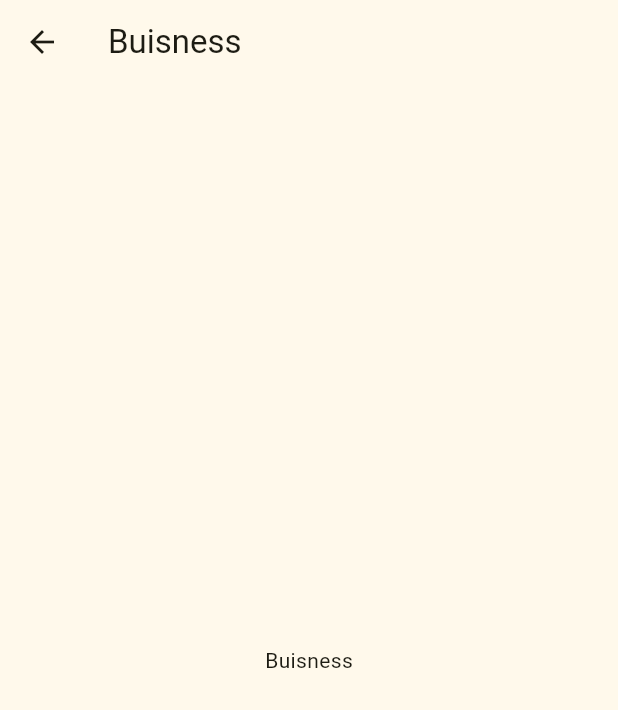
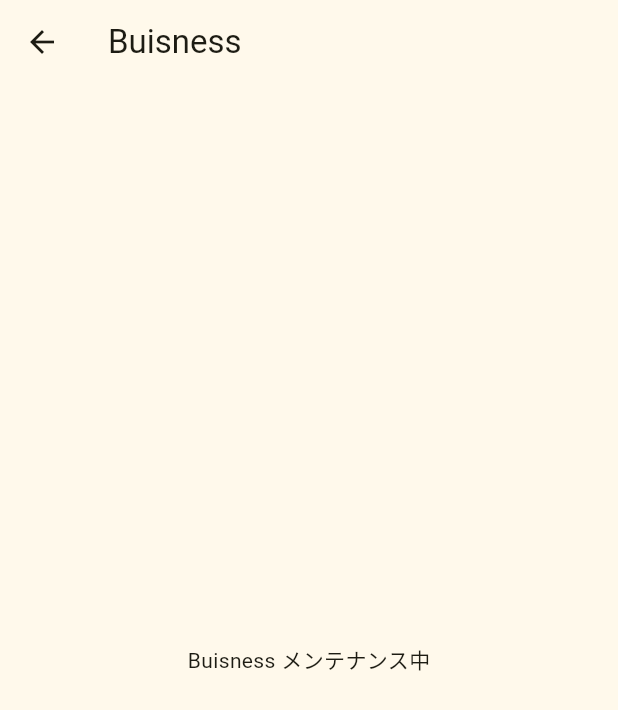
Before and after one commit to adulusman/jitak_demo, a Flutter app: the Buisness screen opened directly, on a phone screen of 412 x 824 dp. Shown: the top 710 px of the screen. Run offline on Flutter 3.47's test engine with Material 3 defaults, Android fonts, the light colour scheme and no system bars; our stand-ins replace dotted_border, google_maps_flutter; missing offline and left inert: ai_barcode_scanner, svg_flutter.

Commit message:
3rd change

```diff
--- a/lib/pages/buisness.dart
+++ b/lib/pages/buisness.dart
@@ -14,7 +14,7 @@ class _BuisnessState extends State<Buisness> {
       appBar: AppBar(
         title: const Text('Buisness'),
       ),
-      body: const Center(child: Text('Buisness')),
+      body: const Center(child: Text('Buisness メンテナンス中')),
     );
   }
 }
--- a/lib/pages/chat.dart
+++ b/lib/pages/chat.dart
@@ -14,7 +14,7 @@ class _ChatState extends State<Chat> {
       appBar: AppBar(
         title: const Text('Chat'),
       ),
-      body: const Center(child: Text('Chat')),
+      body: const Center(child: Text('Chat メンテナンス中')),
     );
   }
 }
--- a/lib/pages/edit_store.dart
+++ b/lib/pages/edit_store.dart
@@ -87,7 +87,11 @@ class _EditStoreState extends State<EditStore> {
           actions: [
             Stack(
               children: [
-                SvgPicture.asset('assets/bell.svg', height: 33),
+                GestureDetector(
+                    onTap: () {
+                      customSnackbar(context, '近日公開...');
+                    },
+                    child: SvgPicture.asset('assets/bell.svg', height: 33)),
                 const Positioned(
                   right: 0,
                   child: CircleAvatar(
--- a/lib/pages/profile.dart
+++ b/lib/pages/profile.dart
@@ -14,7 +14,7 @@ class _ProfileState extends State<Profile> {
       appBar: AppBar(
         title: const Text('Profile'),
       ),
-      body: const Center(child: Text('Profile')),
+      body: const Center(child: Text('Profile メンテナンス中')),
     );
   }
 }
--- a/lib/widgets/custom_snackbar.dart
+++ b/lib/widgets/custom_snackbar.dart
@@ -19,7 +19,7 @@ void customSnackbar(
                 ? Colors.red
                 : isWarning
                     ? Colors.amber
-                    : const Color(0xffEE7D42),
+                    : const Color(0xffFFC8AB),
         duration: showLoading
             ? const Duration(minutes: 30)
             : const Duration(seconds: 4),
```
Also changed, not shown: lib/pages/search.dart (+11 -2 lines).
